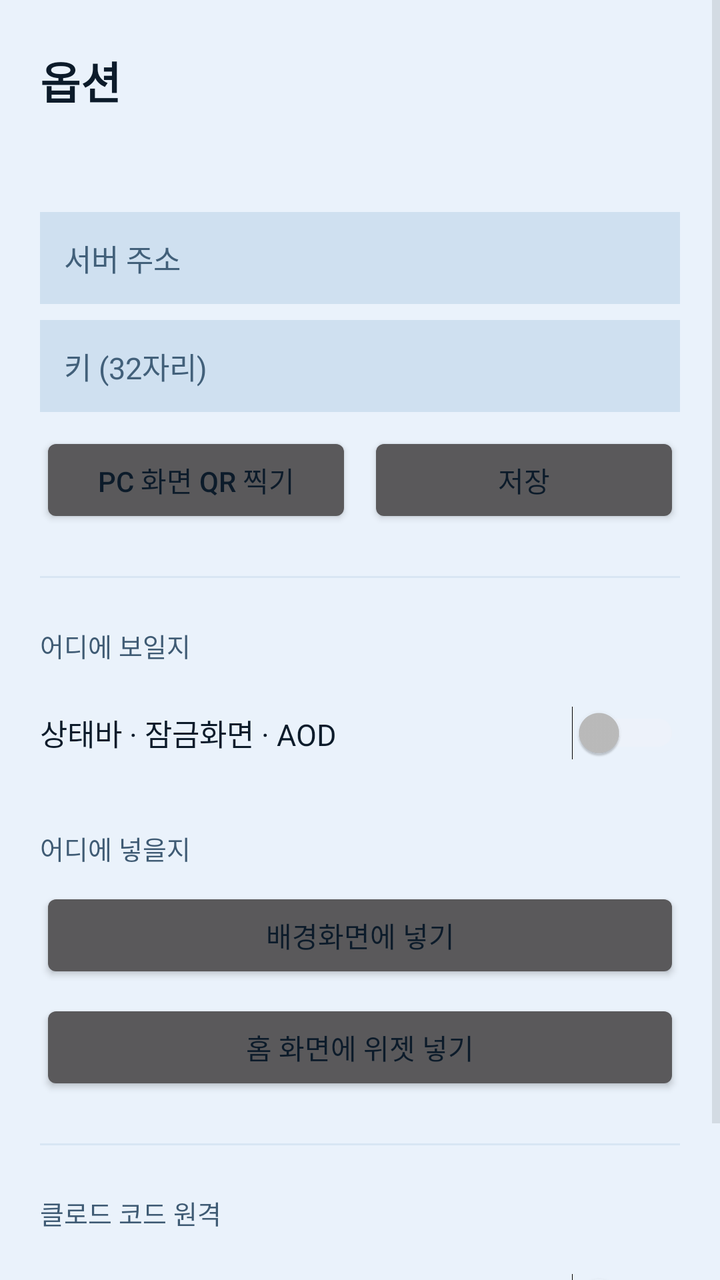
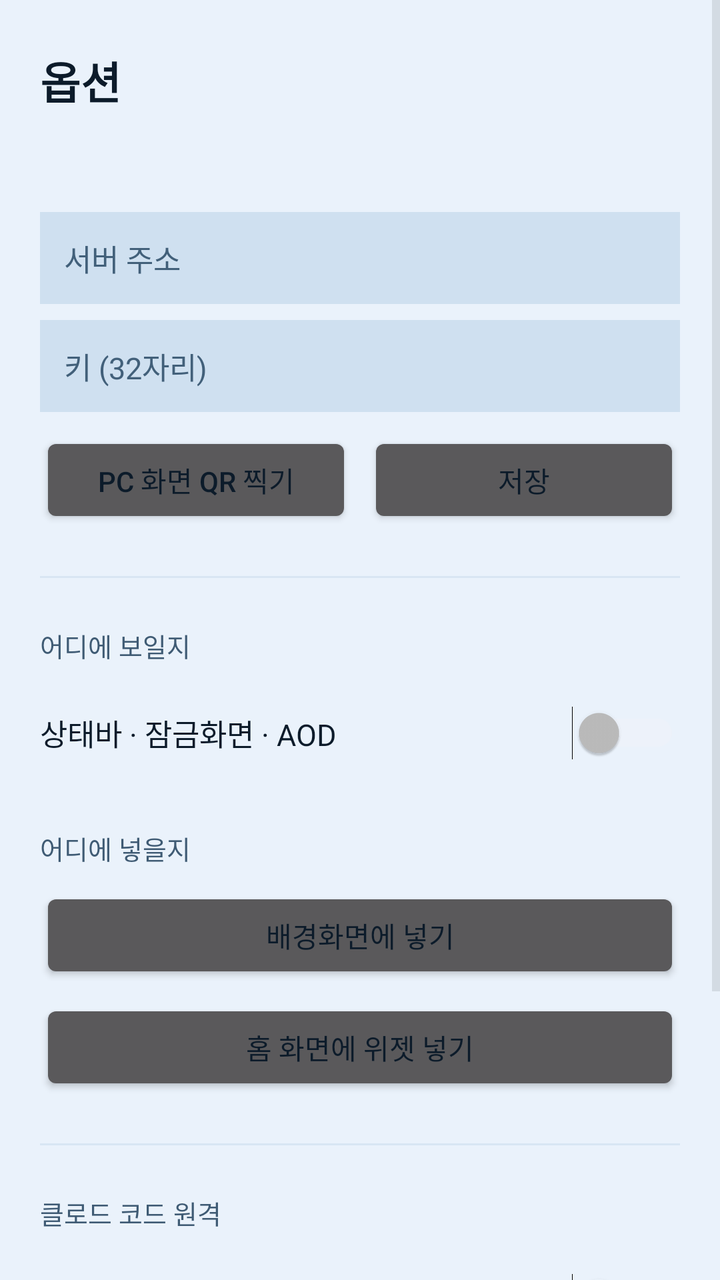

Two renders of the same Android screen: before a commit and after it. Below are the layout's source before the change and the commit's diff.
<!-- AndroidManifest.xml: application theme AppTheme -->
<!-- res/layout/activity_settings.xml -->
<?xml version="1.0" encoding="utf-8"?>
<ScrollView xmlns:android="http://schemas.android.com/apk/res/android"
    android:layout_width="match_parent"
    android:layout_height="match_parent"
    android:background="@color/bg"
    android:fillViewport="true">

    <LinearLayout
        android:layout_width="match_parent"
        android:layout_height="wrap_content"
        android:orientation="vertical"
        android:paddingHorizontal="20dp"
        android:paddingTop="24dp"
        android:paddingBottom="32dp">

        <TextView
            android:layout_width="wrap_content"
            android:layout_height="wrap_content"
            android:text="옵션"
            android:textColor="@color/title"
            android:textSize="22sp"
            android:textStyle="bold" />

        <TextView
            android:id="@+id/pair_head"
            android:layout_width="match_parent"
            android:layout_height="wrap_content"
            android:layout_marginTop="24dp"
            android:textColor="@color/label"
            android:textSize="13sp" />

        <EditText
            android:id="@+id/url"
            android:layout_width="match_parent"
            android:layout_height="wrap_content"
            android:layout_marginTop="8dp"
            android:autofillHints="url"
            android:background="@color/track"
            android:hint="서버 주소"
            android:inputType="textUri"
            android:padding="12dp"
            android:textColor="@color/title"
            android:textColorHint="@color/faint"
            android:textSize="15sp" />

        <EditText
            android:id="@+id/key"
            android:layout_width="match_parent"
            android:layout_height="wrap_content"
            android:layout_marginTop="8dp"
            android:autofillHints="password"
            android:background="@color/track"
            android:hint="키 (32자리)"
            android:inputType="textNoSuggestions"
            android:maxLength="32"
            android:padding="12dp"
            android:textColor="@color/title"
            android:textColorHint="@color/faint"
            android:textSize="15sp" />

        <LinearLayout
            android:layout_width="match_parent"
            android:layout_height="wrap_content"
            android:layout_marginTop="10dp"
            android:orientation="horizontal">

            <Button
                android:id="@+id/scan"
                android:layout_width="0dp"
                android:layout_height="wrap_content"
                android:layout_weight="1"
                android:text="PC 화면 QR 찍기"
                android:textColor="@color/title" />

            <Button
                android:id="@+id/save"
                android:layout_width="0dp"
                android:layout_height="wrap_content"
                android:layout_marginStart="8dp"
                android:layout_weight="1"
                android:text="저장"
                android:textColor="@color/title" />
        </LinearLayout>

        <View
            android:layout_width="match_parent"
            android:layout_height="1dp"
            android:layout_marginVertical="24dp"
            android:background="@color/line" />

        <TextView
            android:layout_width="wrap_content"
            android:layout_height="wrap_content"
            android:text="어디에 보일지"
            android:textColor="@color/label"
            android:textSize="13sp" />

        <Switch
            android:id="@+id/notify"
            android:layout_width="match_parent"
            android:layout_height="wrap_content"
            android:layout_marginTop="10dp"
            android:minHeight="48dp"
            android:text="상태바 · 잠금화면 · AOD"
            android:textColor="@color/title"
            android:textSize="15sp" />

        
        <TextView
            android:layout_width="wrap_content"
            android:layout_height="wrap_content"
            android:layout_marginTop="24dp"
            android:text="어디에 넣을지"
            android:textColor="@color/label"
            android:textSize="13sp" />

        <Button
            android:id="@+id/wallpaper"
            android:layout_width="match_parent"
            android:layout_height="wrap_content"
            android:layout_marginTop="10dp"
            android:text="배경화면에 넣기"
            android:textColor="@color/title" />

        <Button
            android:id="@+id/widget"
            android:layout_width="match_parent"
            android:layout_height="wrap_content"
            android:layout_marginTop="8dp"
            android:text="홈 화면에 위젯 넣기"
            android:textColor="@color/title" />

        
        <View
            android:layout_width="match_parent"
            android:layout_height="1dp"
            android:layout_marginVertical="24dp"
            android:background="@color/line" />

        <TextView
            android:layout_width="wrap_content"
            android:layout_height="wrap_content"
            android:text="클로드 코드 원격"
            android:textColor="@color/label"
            android:textSize="13sp" />

        <Switch
            android:id="@+id/remote"
            android:layout_width="match_parent"
            android:layout_height="wrap_content"
            android:layout_marginTop="10dp"
            android:minHeight="48dp"
            android:text="이 PC 에서 세션 열기"
            android:textColor="@color/title"
            android:textSize="15sp" />

        <TextView
            android:id="@+id/remote_state"
            android:layout_width="match_parent"
            android:layout_height="wrap_content"
            android:layout_marginTop="4dp"
            android:text="확인 중…"
            android:textColor="@color/label"
            android:textSize="13sp" />
    </LinearLayout>
</ScrollView>
<!-- resources referenced by this layout -->
<resources>
  <color name="bg">#eaf2fb</color>
  <color name="faint">#42607a</color>
  <color name="label">#3f5b74</color>
  <color name="line">#d8e6f3</color>
  <color name="title">#0c1b2a</color>
  <color name="track">#cfe0f0</color>
  <style name="AppTheme" parent="@android:style/Theme.DeviceDefault.NoActionBar">
          <item name="android:windowBackground">@color/bg</item>
          <item name="android:colorBackground">@color/bg</item>
          <item name="android:statusBarColor">@color/bg</item>
          <item name="android:navigationBarColor">@color/bg</item>
  
          
          <item name="android:windowLightStatusBar">true</item>
      </style>
</resources>

<!-- the commit's change to res/layout/activity_settings.xml (unified diff, before → after) -->
@@ -162,5 +162,19 @@
             android:text="확인 중…"
             android:textColor="@color/label"
             android:textSize="13sp" />
+
+        <View
+            android:layout_width="match_parent"
+            android:layout_height="1dp"
+            android:layout_marginVertical="24dp"
+            android:background="@color/line" />
+
+        
+        <Button
+            android:id="@+id/check_update"
+            android:layout_width="match_parent"
+            android:layout_height="wrap_content"
+            android:text="새 버전 확인"
+            android:textColor="@color/title" />
     </LinearLayout>
 </ScrollView>
